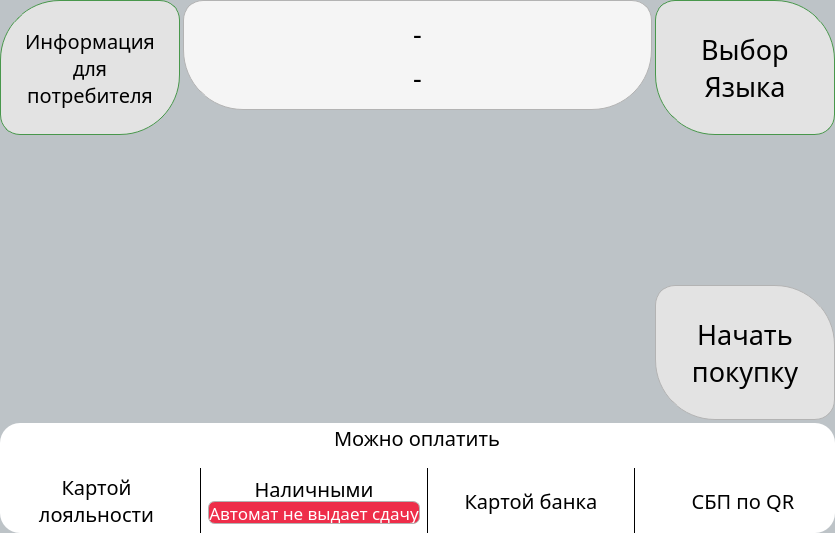
dmitriymikryukov/vodobox-pro, file services/gui/resources/ui_interface/waiting_window.ui: the form before one commit.
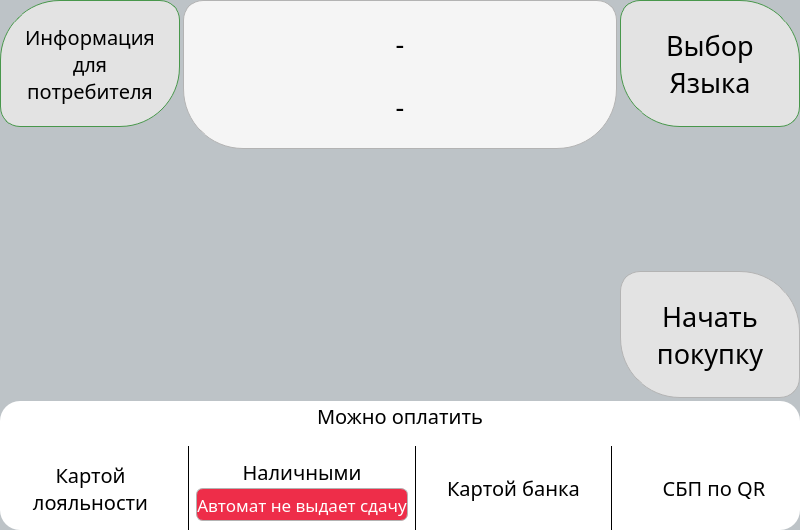
The form after the commit.

Commit message: testing wating window

The edit to the form file:
```diff
--- a/services/gui/resources/ui_interface/waiting_window.ui
+++ b/services/gui/resources/ui_interface/waiting_window.ui
@@ -6,8 +6,8 @@
    <rect>
     <x>0</x>
     <y>0</y>
-    <width>835</width>
-    <height>533</height>
+    <width>800</width>
+    <height>530</height>
    </rect>
   </property>
   <property name="maximumSize">
@@ -105,7 +105,7 @@
            <property name="minimumSize">
             <size>
              <width>0</width>
-             <height>110</height>
+             <height>129</height>
             </size>
            </property>
            <property name="maximumSize">
@@ -1005,7 +1005,7 @@
            </property>
            <property name="maximumSize">
             <size>
-             <width>480</width>
+             <width>440</width>
              <height>16777215</height>
             </size>
            </property>
@@ -1072,7 +1072,7 @@
                  <property name="minimumSize">
                   <size>
                    <width>0</width>
-                   <height>110</height>
+                   <height>129</height>
                   </size>
                  </property>
                  <property name="maximumSize">
@@ -1172,12 +1172,6 @@
                    <verstretch>0</verstretch>
                   </sizepolicy>
                  </property>
-                 <property name="minimumSize">
-                  <size>
-                   <width>0</width>
-                   <height>310</height>
-                  </size>
-                 </property>
                  <property name="styleSheet">
                   <string notr="true">background-color: transparent;</string>
                  </property>
```
The commit also changes 1 other file.
